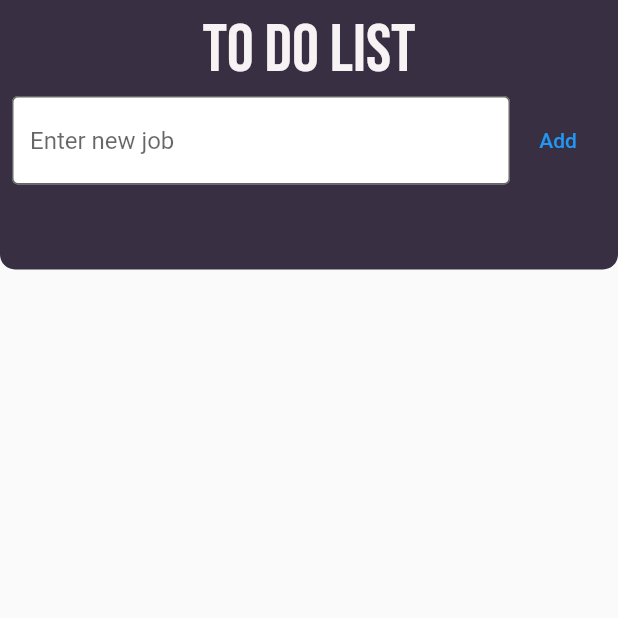
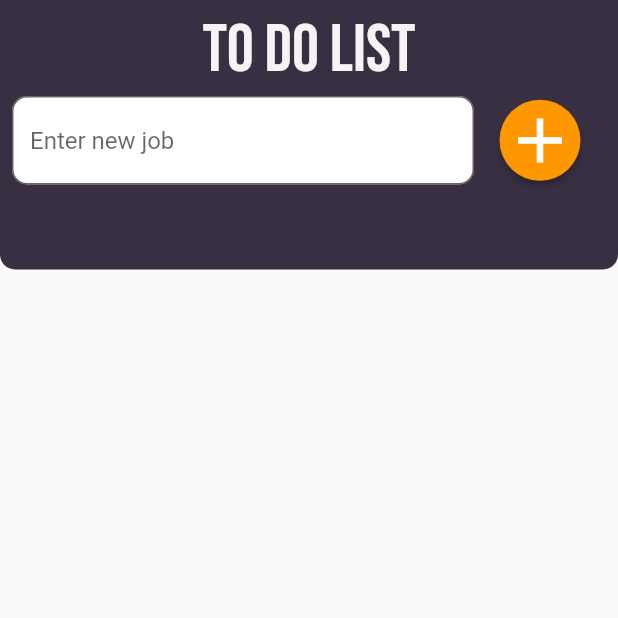
Before and after one commit to hrust777/todo_list_app, a Flutter app: the screen it shows after launch, on a phone screen of 412 x 824 dp, the top half of it. Run offline on Flutter 3.47's test engine with Material 2 defaults, Android fonts, the phone set to English and light mode, and no system bars.

```diff
--- a/lib/main.dart
+++ b/lib/main.dart
@@ -124,7 +124,11 @@ class _TodoListState extends State<TodoList> {
                   child: TextField(
                     controller: myController,
                     decoration: InputDecoration(
-                      border: OutlineInputBorder(),
+                      border: OutlineInputBorder(
+                        borderRadius: const BorderRadius.all(
+                          const Radius.circular(10.0),
+                        ),
+                      ),
                       hintText: 'Enter new job',
                       fillColor: Colors.white,
                       filled: true,
@@ -134,13 +138,24 @@ class _TodoListState extends State<TodoList> {
                 SizedBox(
                   height: 15,
                 ),
-                TextButton(onPressed: add, child: Text("Add")),
+                MaterialButton(
+                  onPressed: add,
+                  color: Colors.orange,
+                  textColor: Colors.white,
+                  child: Icon(
+                    Icons.add,
+                    size: 50,
+                  ),
+                  padding: EdgeInsets.all(2),
+                  shape: CircleBorder(),
+                ),
               ],
             ),
             SizedBox(
               height: 5,
             ),
-            SingleChildScrollView(
+            Container(
+              child: SingleChildScrollView(
                 child: Column(
                   children: [
                     for (var job in jobList) ...[
@@ -159,20 +174,39 @@ class _TodoListState extends State<TodoList> {
                             children: [
                               ElevatedButton(
                                 style: ElevatedButton.styleFrom(
-                                primary: Colors.white70,
+                                  minimumSize: Size(20, 0),
+                                  padding: EdgeInsets.zero,
+                                  shape: CircleBorder(),
+                                  primary: Colors.green,
                                 ),
                                 onPressed: job.done ? null : () => done(job),
-                              child: Text(
-                                "Done",
-                                style: TextStyle(color: Colors.green),
+                                child: Icon(
+                                  Icons.check,
+                                  size: 25,
+                                  color: Colors.white,
                                 ),
+                                //Text(
+                                //   "Done",
+                                //   style: TextStyle(color: Colors.green),
+                                // ),
                               ),
                               OutlinedButton(
+                                style: OutlinedButton.styleFrom(
+                                  minimumSize: Size(20, 0),
+                                  padding: EdgeInsets.zero,
+                                  shape: CircleBorder(),
+                                  backgroundColor: Colors.red,
+                                ),
                                 onPressed: () => remove(job),
-                              child: Text(
-                                "Remove",
-                                style: TextStyle(color: Colors.red),
+                                child: Icon(
+                                  Icons.delete_forever,
+                                  size: 25,
+                                  color: Colors.white,
                                 ),
+                                //Text(
+                                //"Remove",
+                                //style: TextStyle(color: Colors.red),
+                                //),
                               ),
                             ],
                           ),
@@ -183,6 +217,7 @@ class _TodoListState extends State<TodoList> {
                   ],
                 ),
               ),
+            ),
           ],
         ),
       ),
```
Lines whose indentation alone changed are shown as unchanged.
